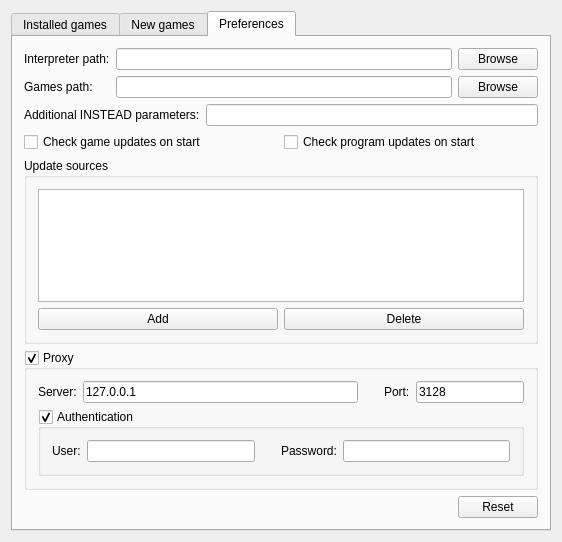
Before: the Qt Designer form mainwindow.ui in instead-hub/instead-launcher, drawn with Qt 5.
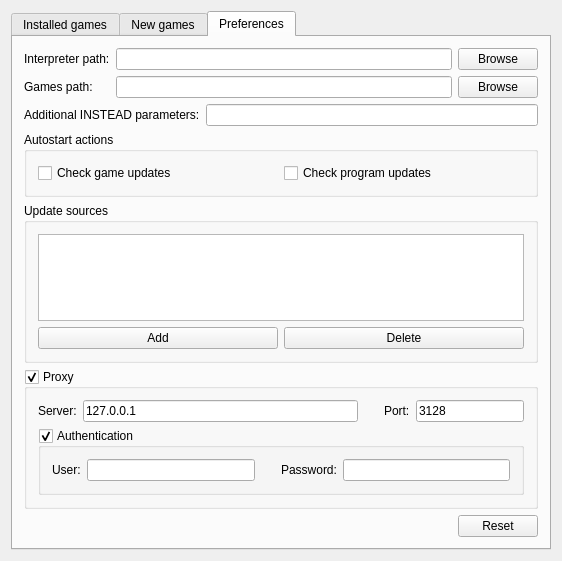
After: the same form once the commit is applied.

Commit message: fixed settings layout

Patch:
```diff
--- a/mainwindow.ui
+++ b/mainwindow.ui
@@ -7,7 +7,7 @@
     <x>0</x>
     <y>0</y>
     <width>562</width>
-    <height>542</height>
+    <height>561</height>
    </rect>
   </property>
   <property name="windowTitle">
@@ -211,8 +211,8 @@
        <attribute name="title">
         <string>Preferences</string>
        </attribute>
-       <layout class="QVBoxLayout" name="verticalLayout">
-        <item>
+       <layout class="QGridLayout" name="gridLayout_7">
+        <item row="0" column="0">
          <layout class="QGridLayout" name="gridLayout">
           <item row="0" column="0">
            <widget class="QLabel" name="label">
@@ -256,7 +256,7 @@
           </item>
          </layout>
         </item>
-        <item>
+        <item row="1" column="0">
          <layout class="QHBoxLayout" name="horizontalLayout_2">
           <item>
            <widget class="QLabel" name="insteadParametersLabel">
@@ -274,25 +274,34 @@
           </item>
          </layout>
         </item>
-        <item>
+        <item row="2" column="0">
+         <widget class="QGroupBox" name="m_autostartGroupBox">
+          <property name="title">
+           <string>Autostart actions</string>
+          </property>
+          <layout class="QGridLayout" name="gridLayout_6">
+           <item row="0" column="0">
          <layout class="QHBoxLayout" name="horizontalLayout_7">
           <item>
            <widget class="QCheckBox" name="autoRefreshCheckBox">
             <property name="text">
-             <string>Check game updates on start</string>
+                <string>Check game updates</string>
             </property>
            </widget>
           </item>
           <item>
            <widget class="QCheckBox" name="autoRefreshSwCheckBox">
             <property name="text">
-             <string>Check program updates on start</string>
+                <string>Check program updates</string>
             </property>
            </widget>
           </item>
          </layout>
         </item>
-        <item>
+          </layout>
+         </widget>
+        </item>
+        <item row="3" column="0">
          <widget class="QGroupBox" name="updateUrlBox">
           <property name="title">
            <string>Update sources</string>
@@ -335,7 +344,7 @@
           </layout>
          </widget>
         </item>
-        <item>
+        <item row="4" column="0">
          <widget class="QGroupBox" name="proxyGroupBox">
           <property name="title">
            <string>Proxy</string>
@@ -470,7 +479,7 @@
           </layout>
          </widget>
         </item>
-        <item>
+        <item row="5" column="0">
          <layout class="QHBoxLayout" name="horizontalLayout_4">
           <item>
            <spacer name="horizontalSpacer_3">
```
Lines whose indentation alone changed are shown as unchanged. The commit also changes 2 other files.
